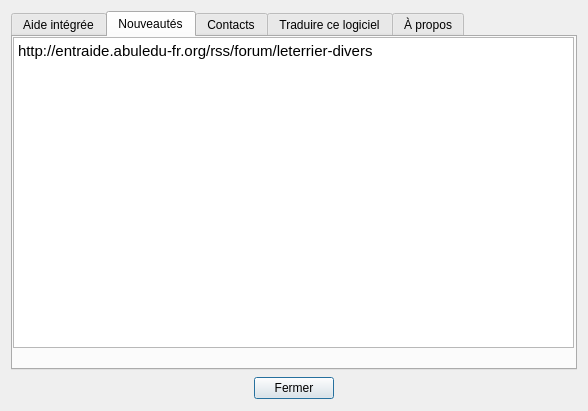
Above: abuleduaproposv0.ui from Txikilinux/leterrier-cibler before the change. Below: the same form after it.
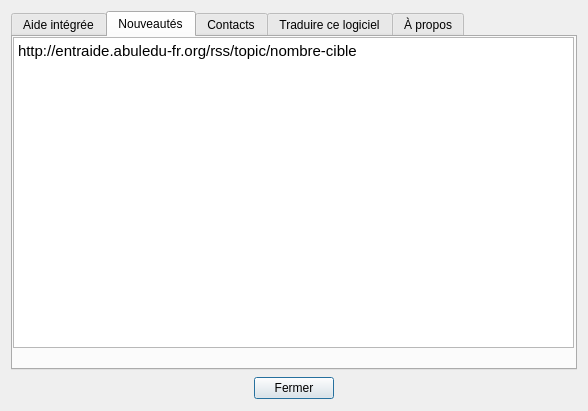
That is the form after the change. The open tabs and pages were chosen to show the change.

Commit message: modification du numero de version et du flux rss

What changed in the file:
```diff
--- a/abuleduaproposv0.ui
+++ b/abuleduaproposv0.ui
@@ -117,7 +117,7 @@
 &lt;html&gt;&lt;head&gt;&lt;meta name=&quot;qrichtext&quot; content=&quot;1&quot; /&gt;&lt;style type=&quot;text/css&quot;&gt;
 p, li { white-space: pre-wrap; }
 &lt;/style&gt;&lt;/head&gt;&lt;body style=&quot; font-family:'Ubuntu'; font-size:11pt; font-weight:400; font-style:normal;&quot;&gt;
-&lt;p style=&quot; margin-top:0px; margin-bottom:0px; margin-left:0px; margin-right:0px; -qt-block-indent:0; text-indent:0px;&quot;&gt;&lt;span style=&quot; font-family:'DejaVu Sans';&quot;&gt;http://entraide.abuledu-fr.org/rss/forum/leterrier-divers&lt;/span&gt;&lt;/p&gt;&lt;/body&gt;&lt;/html&gt;</string>
+&lt;p style=&quot; margin-top:0px; margin-bottom:0px; margin-left:0px; margin-right:0px; -qt-block-indent:0; text-indent:0px;&quot;&gt;&lt;span style=&quot; font-family:'DejaVu Sans';&quot;&gt;http://entraide.abuledu-fr.org/rss/topic/nombre-cible&lt;/span&gt;&lt;/p&gt;&lt;/body&gt;&lt;/html&gt;</string>
        </property>
        <property name="openExternalLinks">
         <bool>true</bool>
```
The commit also changes 2 other files.
